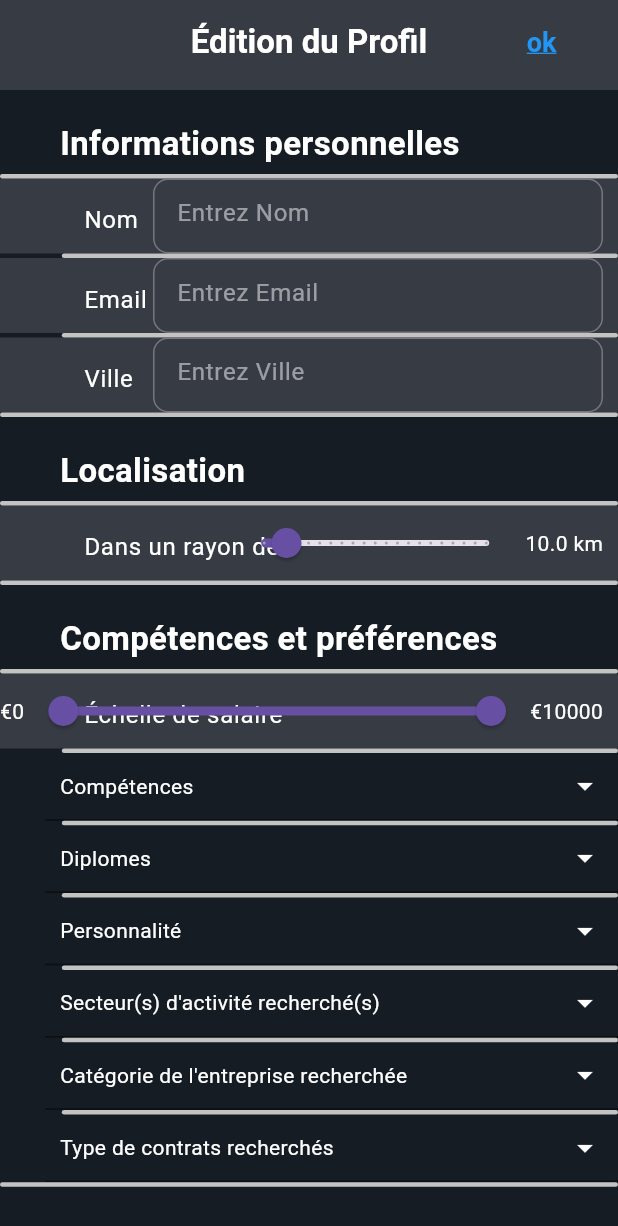
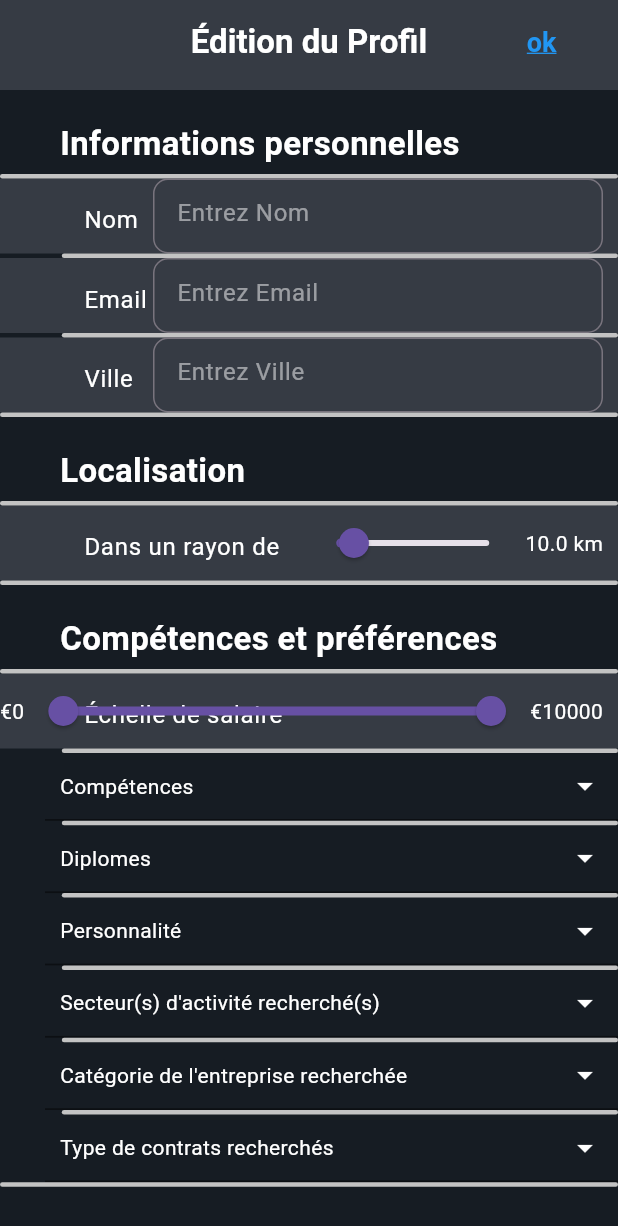
Before and after one commit to algosup/2023-2024-project-5-flutter-team-5, a Flutter app: the EditProfilPage screen opened directly, on a phone screen of 412 x 824 dp. Shown: the top 1226 px of the screen. Run offline on Flutter 3.47's test engine with Material 3 defaults, Android fonts, the phone set to English and light mode, and no system bars; drawn by our look-alikes of multi_select_flutter; our stand-ins replace flutter_card_swiper, fluttertoast.

Commit message:
small change
reduce the size of a slider, changed the name of the personality (cause some might not know the MBTI)

```diff
--- a/App/lib/job_seeker_side/edit_profil_page.dart
+++ b/App/lib/job_seeker_side/edit_profil_page.dart
@@ -264,7 +264,7 @@ class _EditProfilPageState extends State<EditProfilPage> {
         children: [
           Spacer(),
           Container(
-            width: 200,
+            width: 150,
             child: Slider(
               value: _radius,
               min: 0,
--- a/App/lib/job_seeker_side/filterpage.dart
+++ b/App/lib/job_seeker_side/filterpage.dart
@@ -227,7 +227,7 @@ class _SkillsFilterPageState extends State<SkillsFilterPage> {
         children: [
           Spacer(),
           Container(
-            width: 200,
+            width: 150,
             child: Slider(
               value: _radius,
               min: 0,
--- a/App/lib/skills.dart
+++ b/App/lib/skills.dart
@@ -66,22 +66,22 @@ Map<String, Color> skillColorMap = {
 };
 
 List<String> Personality = [
-  'Architecte',
-  'Logicien',
-  'Commandant',
-  'Innovateur',
-  'Avocat',
-  'Médiateur',
-  'Protagoniste',
-  'Inspirateur',
-  'Logisticien',
-  'Défenseur',
-  'Directeur',
-  'Consul',
-  'Virtuose',
-  'Aventurier',
-  'Entrepreneur',
-  'Amuseur',
+ 'Architecte - INTJ',
+  'Logicien - INTP',
+  'Commandant - ENTJ',
+  'Innovateur - ENTP',
+  'Avocat - INFJ',
+  'Médiateur - INFP',
+  'Protagoniste - ENFJ',
+  'Inspirateur - ENFP',
+  'Logisticien - ISTJ',
+  'Défenseur - ISFJ',
+  'Directeur - ESTJ',
+  'Consul - ESFJ',
+  'Virtuose - ISTP',
+  'Aventurier - ISFP',
+  'Entrepreneur - ESTP',
+  'Amuseur - ESFP',
 ];
 
 List<String> Diplomas = [
```
